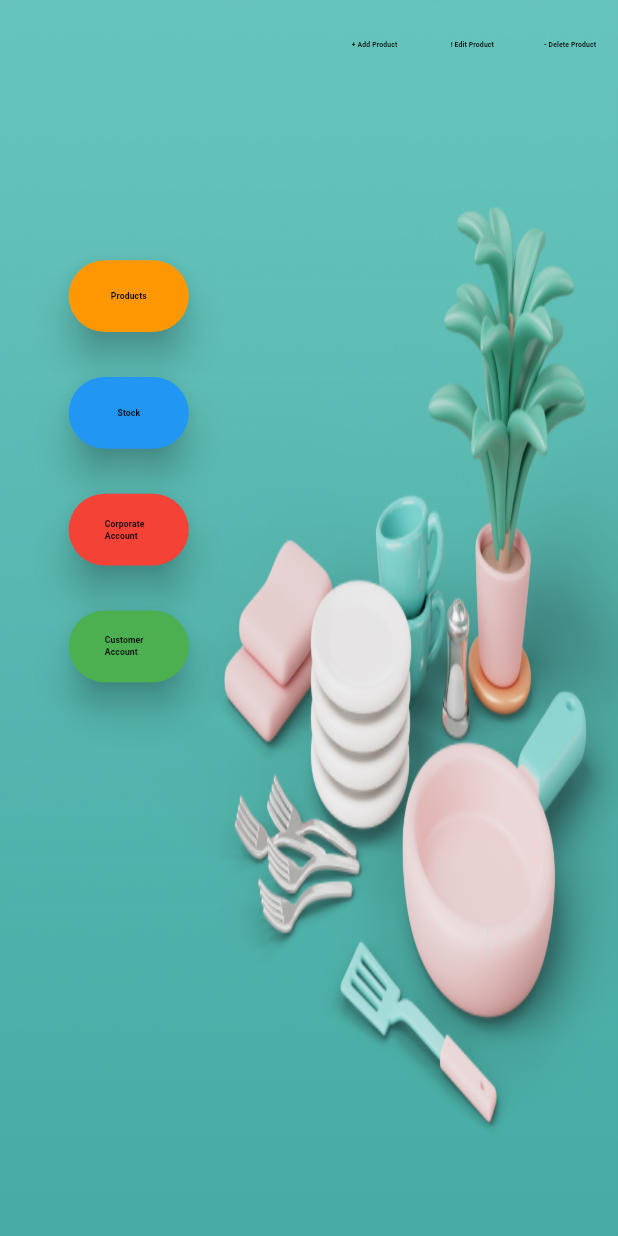
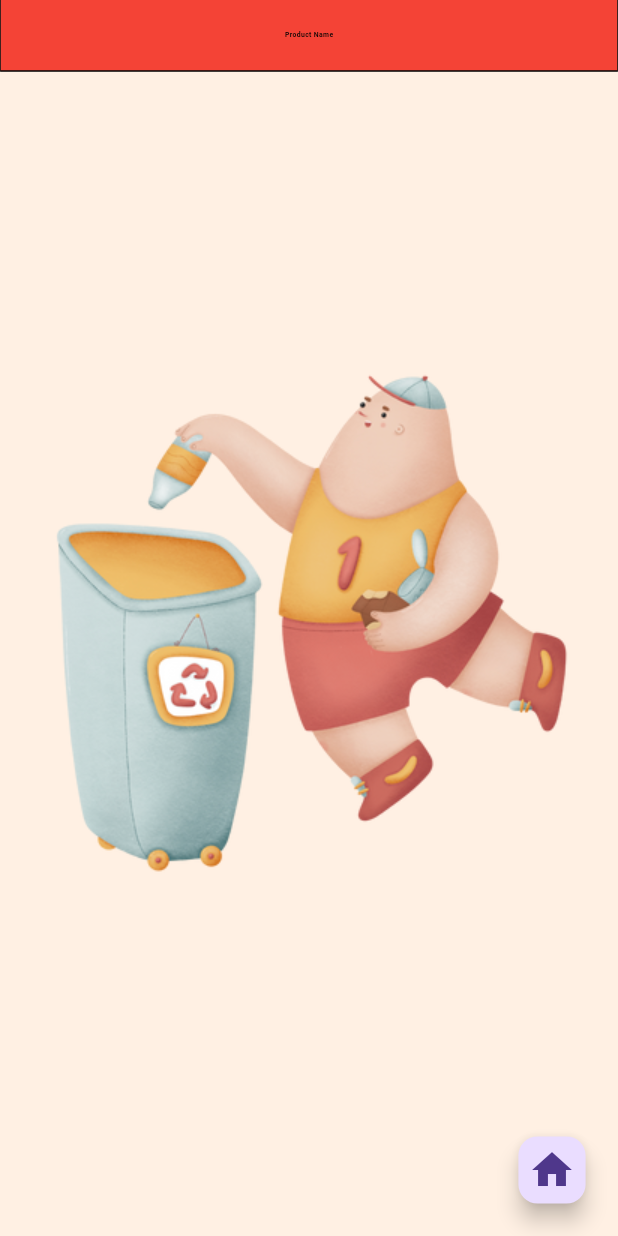
Before and after one commit to Mk-OTHMAN/Desktop-Sell-App, a Flutter app: the screen it shows after launch, after a tap on "- Delete Product", on a phone screen of 412 x 824 dp. Run offline on Flutter 3.47's test engine with Material 3 defaults, Android fonts, the light colour scheme and no system bars; our stand-ins replace flutter_bloc, flutter_screenutil, hive_flutter, lottie; missing offline and left inert: giffy_dialog; accounts and stored records are empty.

Commit message:
add delete product screen and feature

```diff
--- a/lib/constant/constant.dart
+++ b/lib/constant/constant.dart
@@ -4,11 +4,15 @@ class Constant {
   //? _____ colors ____
   static Color mainColor = const Color(0xff63C2BA);
   static Color greenColor = const Color(0xff2d7a60);
+  static Color redColor1 = const Color(0xffFFF0E3);
+  static Color redColor2 = const Color(0xffF7C8A4);
+
   //? _____ images Path ____
   static String homeBackground = 'asset/images/home_background.jpg';
   static String lottieDishes = 'asset/lottie/packaging-for-delivery.json';
   static String editDialogBackground = 'asset/lottie/product-promotion.json';
   static String jobDoneGif = 'asset/gif/jobDone.gif';
+  static String trashMan = 'asset/images/woolly-man.png';
   //?______ globla key variable ____
   static GlobalKey dialogNameKey = GlobalKey();
   static GlobalKey dialogMainPriceKey = GlobalKey();
--- a/lib/copmonent/alert_show_dialog/edit_alert_show/edit_alert_show.dart
+++ b/lib/copmonent/alert_show_dialog/edit_alert_show/edit_alert_show.dart
@@ -3,7 +3,7 @@ import 'package:flutter_screenutil/flutter_screenutil.dart';
 import 'package:home_tools/constant/constant.dart';
 import 'package:home_tools/copmonent/elevated_button.dart';
 import 'package:home_tools/copmonent/functions_wiget.dart';
-import 'package:home_tools/copmonent/text_field.dart';
+import 'package:home_tools/copmonent/text_field/text_field.dart';
 import 'package:lottie/lottie.dart';
 
 class EditAlertShowDialog extends StatelessWidget {
--- a/lib/copmonent/table_component/cell_component.dart
+++ b/lib/copmonent/table_component/cell_component.dart
@@ -5,20 +5,27 @@ class CellComponent extends StatelessWidget {
   final String cellName;
   final double fontSize;
   final FontWeight fontWeight;
+  final Color color;
+  final double cellWidth;
+  final double cellHeight;
   const CellComponent(
       {super.key,
       required this.cellName,
       this.fontSize = 5,
-      this.fontWeight = FontWeight.bold});
+      this.fontWeight = FontWeight.bold,
+      this.color = Colors.transparent,
+      this.cellWidth = 120,
+      this.cellHeight = 40});
 
   @override
   Widget build(BuildContext context) {
     return Container(
-      width: 120.w,
-      height: 40.h,
-      decoration: const BoxDecoration(
+      width: cellWidth.w,
+      height: cellHeight.h,
+      decoration: BoxDecoration(
+        color: color,
         shape: BoxShape.rectangle,
-        border: BorderDirectional(
+        border: const BorderDirectional(
             top: BorderSide.none,
             bottom: BorderSide(style: BorderStyle.solid, color: Colors.black),
             end: BorderSide(
--- a/lib/routes/routes_generate.dart
+++ b/lib/routes/routes_generate.dart
@@ -1,6 +1,7 @@
 import 'package:flutter/material.dart';
 import 'package:home_tools/routes/routes_name.dart';
 import 'package:home_tools/views/dashBoard.dart';
+import 'package:home_tools/views/delete_product_screen.dart';
 import 'package:home_tools/views/edit_products.dart';
 import 'package:home_tools/views/home.dart';
 import 'package:home_tools/views/product.dart';
@@ -14,6 +15,8 @@ class GenerateRoute {
         return MaterialPageRoute(builder: (ctx) => const ProductScreen());
       case RoutesName.editProductScreen:
         return MaterialPageRoute(builder: (ctx) => const EditProductScreen());
+      case RoutesName.deleteProductScreen:
+        return MaterialPageRoute(builder: (ctx) => const DeleteProductScreen());
     }
     return MaterialPageRoute(builder: (ctx) => const Home());
   }
--- a/lib/routes/routes_name.dart
+++ b/lib/routes/routes_name.dart
@@ -2,4 +2,5 @@ class RoutesName {
   static const String dashBoardScreen = 'dashBoard';
   static const String productScreen = 'products';
   static const String editProductScreen = 'editProducts';
+  static const String deleteProductScreen = 'deleteProducts';
 }
--- a/lib/views/dashBoard.dart
+++ b/lib/views/dashBoard.dart
@@ -54,12 +54,7 @@ class DashBoard extends StatelessWidget {
                                     productCubit.mainPriceController,
                                 customerPriceController:
                                     productCubit.customerPriceController,
-                              onPressed: () {
-                                if (productCubit.formKey.currentState!
-                                    .validate()) {
-                                  productCubit.addProduct();
-                                }
-                              })),
+                              )),
                       buttonNameFontSize: 4,
                     ),
                     // !some space width ___
@@ -78,7 +73,10 @@ class DashBoard extends StatelessWidget {
                     // !delete product text button
                     CustomTextButton(
                       textButtonName: '- Delete Product',
-                      onPressed: () {},
+                      onPressed: () {
+                        Navigator.popAndPushNamed(
+                            context, RoutesName.deleteProductScreen);
+                      },
                       buttonNameFontSize: 4,
                     ),
                   ],
--- /dev/null
+++ b/lib/views/delete_product_screen.dart
@@ -0,0 +1,83 @@
+import 'package:flutter/material.dart';
+import 'package:flutter_bloc/flutter_bloc.dart';
+import 'package:home_tools/bloc/add_product_cubit/add_product_cubit.dart';
+import 'package:home_tools/bloc/add_product_cubit/add_product_state.dart';
+import 'package:home_tools/constant/constant.dart';
+import 'package:home_tools/copmonent/table_component/cell_component.dart';
+import 'package:home_tools/copmonent/table_component/delete_cell_component.dart';
+import 'package:home_tools/routes/routes_name.dart';
+
+class DeleteProductScreen extends StatelessWidget {
+  const DeleteProductScreen({super.key});
+
+  @override
+  Widget build(BuildContext context) {
+    return Scaffold(
+      floatingActionButton: Transform.scale(
+        scale: .8,
+        child: FloatingActionButton(
+          onPressed: () =>
+              Navigator.popAndPushNamed(context, RoutesName.dashBoardScreen),
+          child: const Icon(
+            Icons.home,
+            size: 40,
+          ),
+        ),
+      ),
+      body: Container(
+        width: double.infinity,
+        height: double.infinity,
+        decoration: BoxDecoration(
+            color: Constant.redColor1,
+            image: DecorationImage(image: AssetImage(Constant.trashMan))),
+        child: BlocProvider(
+          create: (context) => AddProductCubit(),
+          child: BlocBuilder<AddProductCubit, AddProductState>(
+              builder: (context, state) {
+            AddProductCubit productCubit =
+                BlocProvider.of<AddProductCubit>(context);
+            List productsList = productCubit.productBox.values.toList();
+
+            return Column(
+              children: [
+                const CellComponent(
+                  cellName: 'Product Name',
+                  fontSize: 4,
+                  fontWeight: FontWeight.w600,
+                  color: Colors.red,
+                  cellWidth: double.infinity,
+                ),
+                ListView.builder(
+                    shrinkWrap: true,
+                    scrollDirection: Axis.vertical,
+                    itemCount: productsList.length,
+                    itemBuilder: (context, index) {
+                      return Table(
+                        defaultVerticalAlignment:
+                            TableCellVerticalAlignment.middle,
+                        children: [
+                          TableRow(children: [
+                            DeleteCellComponent(
+                              cellName: productCubit.productBox
+                                  .getAt(index)
+                                  .name
+                                  .toString(),
+                              fontSize: 4,
+                              fontWeight: FontWeight.w600,
+                              cellWidth: double.infinity,
+                              onPressed: () {
+                                productCubit.dleteProduct(index);
+                              },
+                            )
+                          ]),
+                        ],
+                      );
+                    })
+              ],
+            );
+          }),
+        ),
+      ),
+    );
+  }
+}
```
Also changed, not shown: lib/copmonent/alert_show_dialog/addAlert_show_dialog.dart (+15 -13 lines), lib/copmonent/alert_show_dialog/edit_alert_show/edit_alert_recive_number_only.dart (added, +71 -0 lines), lib/copmonent/table_component/delete_cell_component.dart (added, +65 -0 lines), lib/copmonent/text_field.dart (deleted, +0 -69 lines), lib/copmonent/text_field/number_text_field.dart (added, +74 -0 lines), lib/copmonent/text_field/text_field.dart (added, +70 -0 lines), lib/views/edit_products.dart (+7 -3 lines), asset/images/woolly-man.png (added), 4 other files. Lines whose indentation alone changed are shown as unchanged.
